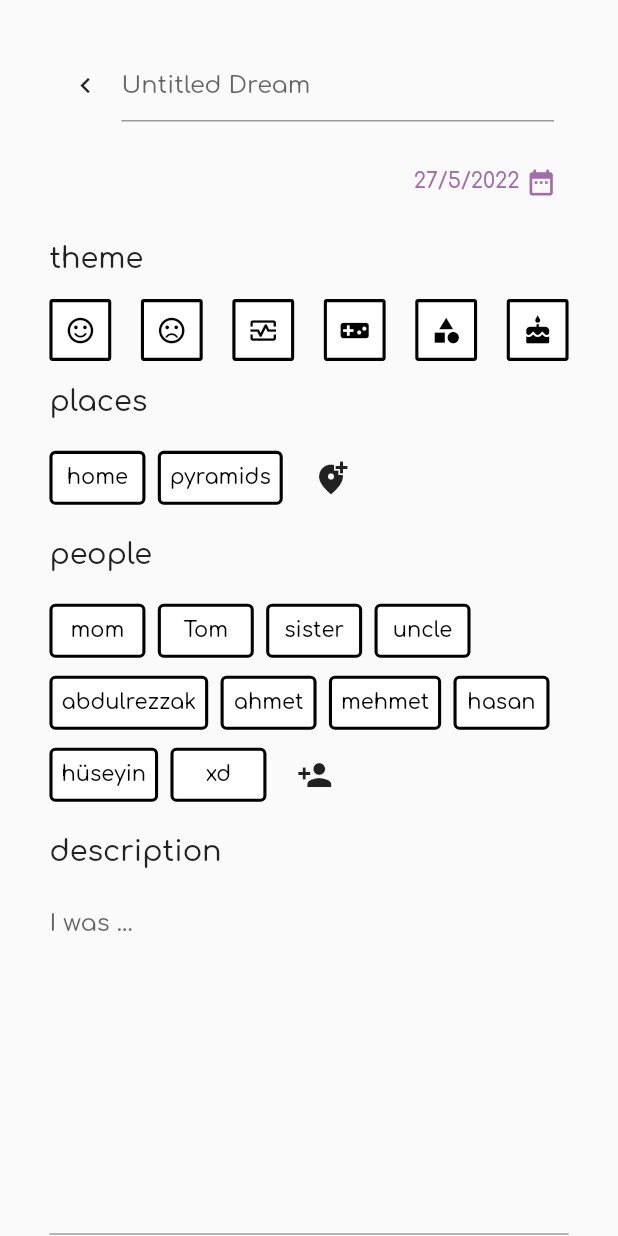
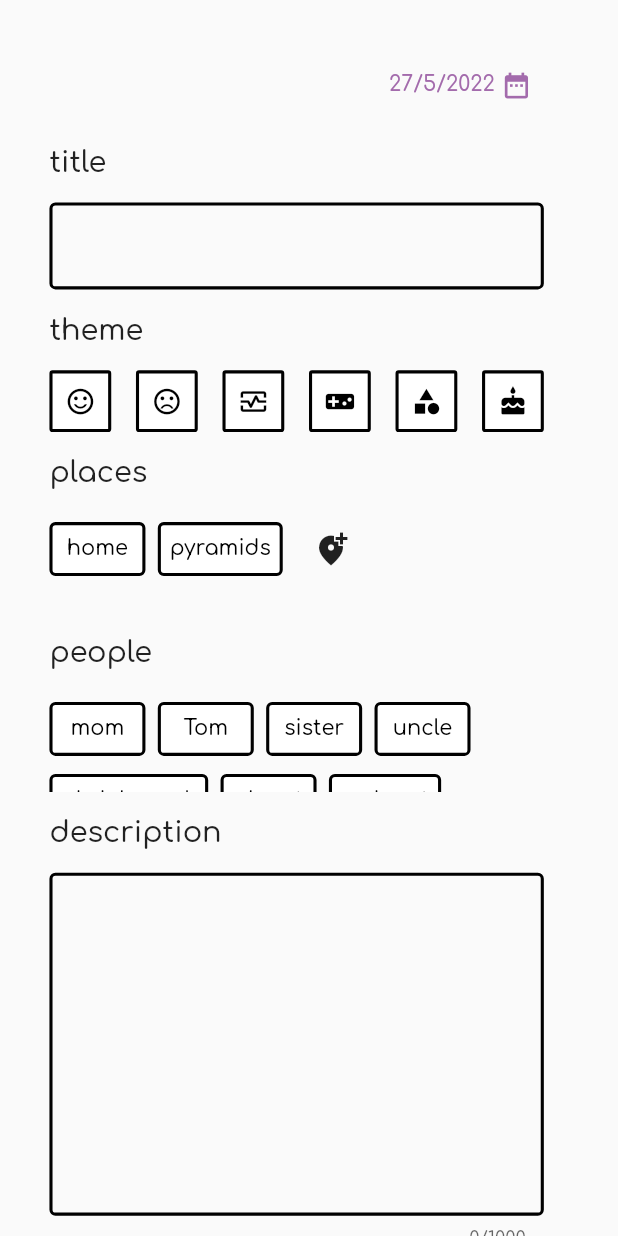
Before and after one commit to KutayGuler/dreamcatcher, a Flutter app: the CreateDream screen opened by its route, on a phone screen of 412 x 824 dp. Run offline on Flutter 3.47's test engine with Material 2 defaults, Android fonts, the phone set to English and light mode, and no system bars; our stand-ins replace flutter_mobx, get_it, mobx, sizer; generated files the repository leaves out were written again.

```diff
--- a/assets/data.json
+++ b/assets/data.json
@@ -12,7 +12,7 @@
     "uid2": {
       "id": "uid2",
       "title": "Katliam",
-      "date": "2022-02-17",
+      "date": "2022-02-20",
       "themes": [],
       "places": ["primary school"],
       "people": ["mom", "tom"],
--- a/lib/routes/create_dream.dart
+++ b/lib/routes/create_dream.dart
@@ -1,8 +1,8 @@
-import 'dart:convert';
-
 import 'package:flutter/material.dart';
-import 'package:flutter/services.dart';
+import 'package:flutter_mobx/flutter_mobx.dart';
 import 'package:sizer/sizer.dart';
+import '../observables.dart';
+import 'package:uuid/uuid.dart';
 
 class CreateDream extends StatefulWidget {
   const CreateDream({Key? key}) : super(key: key);
@@ -24,6 +24,27 @@ class _CreateDreamState extends State<CreateDream> {
   late List<bool> isSelectedPeople;
   late Map<String, dynamic> data;
 
+  DateTime selectedDate = DateTime.now();
+
+  Map<String, dynamic> dream = {
+    "id": "",
+    "date": "",
+    "title": "",
+    "themes": [],
+    "places": [],
+    "people": [],
+    "description": "",
+  };
+
+  void saveDream(BuildContext context) {
+    g<S>().addDream(dream);
+    ScaffoldMessenger.of(context).showSnackBar(
+      SnackBar(
+        content: Text('Saved ' + dream["title"]),
+      ),
+    );
+  }
+
   static const List<IconData> icons = [
     Icons.sentiment_satisfied_outlined,
     Icons.sentiment_dissatisfied_outlined,
@@ -33,37 +54,23 @@ class _CreateDreamState extends State<CreateDream> {
     Icons.cake,
   ];
 
-  // TODO: Add new people/places to data.json with input
-  // TODO: Add new dream to data.json on save
-  // TODO: Save date as string
-  // TODO: Change input to modal
-  // TODO: Form validation
-  // TODO: Add snackbar on save success
+  // TODO: Ask if dream logs are going to be editable
 
-  DateTime selectedDate = DateTime.now();
+  var uuid = const Uuid();
 
-  bool addNewPlace = false;
-  bool addNewPerson = false;
-  bool saved = false;
-  bool dataLoaded = false;
-
-  void readJson() async {
-    print('called');
-    final String response = await rootBundle.loadString('assets/data.json');
-    final jsonData = await json.decode(response);
-
+  void initialize() {
     setState(() {
-      data = jsonData;
+      dream["date"] = selectedDate.toString().split(" ")[0];
+      data = g<S>().allData;
       isSelectedPlaces = List.generate(data['places'].length, (index) => false);
       isSelectedPeople = List.generate(data['people'].length, (index) => false);
-      dataLoaded = true;
     });
   }
 
   @override
   void initState() {
     super.initState();
-    readJson();
+    initialize();
   }
 
   @override
@@ -71,13 +78,29 @@ class _CreateDreamState extends State<CreateDream> {
     Color primaryColor = Theme.of(context).primaryColor;
     Color primaryColorDark = Theme.of(context).primaryColorDark;
 
-    void popAlert() {
+    double _borderWidth = 0.5.w;
+    double _width = 80.w;
+
+    void popInput(String label) {
+      var _inputValue = "";
+
       showDialog(
           context: context,
           builder: (context) {
             return AlertDialog(
-              title: const Text('Dream not saved'),
-              content: const Text('Changes will be discarded'),
+              title:
+                  Text("Add new " + (label == "places" ? "place" : "person")),
+              content: TextField(
+                autofocus: true,
+                onChanged: (String val) {
+                  _inputValue = val;
+                },
+                maxLength: 32,
+                decoration: const InputDecoration(
+                  counterText: "",
+                  border: OutlineInputBorder(),
+                ),
+              ),
               actions: <Widget>[
                 TextButton(
                   onPressed: () => Navigator.pop(context),
@@ -85,10 +108,16 @@ class _CreateDreamState extends State<CreateDream> {
                 ),
                 TextButton(
                   onPressed: () {
-                    Navigator.pop(context);
+                    g<S>().addToData("places", _inputValue);
+                    setState(() {
+                      label == "places"
+                          ? isSelectedPlaces.add(false)
+                          : isSelectedPeople.add(false);
+                      // data[label].add(_inputValue);
+                    });
                     Navigator.pop(context);
                   },
-                  child: const Text('OK'),
+                  child: const Text('DONE'),
                 ),
               ],
             );
@@ -97,9 +126,12 @@ class _CreateDreamState extends State<CreateDream> {
 
     return WillPopScope(
       onWillPop: () async {
-        if (saved) return true;
-        popAlert();
-        return false;
+        if (dream["title"] != "" &&
+            dream["description"] != "" &&
+            dream["places"].isNotEmpty) {
+          saveDream(context);
+        }
+        return true;
       },
       child: GestureDetector(
         onTap: () => FocusManager.instance.primaryFocus?.unfocus(),
@@ -114,29 +146,8 @@ class _CreateDreamState extends State<CreateDream> {
                   crossAxisAlignment: WrapCrossAlignment.start,
                   direction: Axis.vertical,
                   children: [
-                    Row(
-                      children: [
-                        IconButton(
-                          icon: Icon(
-                            Icons.chevron_left,
-                            size: 5.w,
-                          ),
-                          onPressed: () {
-                            if (saved) Navigator.pop(context);
-                            popAlert();
-                          },
-                        ),
                     SizedBox(
-                          width: 70.w,
-                          child: const TextField(
-                            decoration:
-                                InputDecoration(hintText: "Untitled Dream"),
-                          ),
-                        )
-                      ],
-                    ),
-                    SizedBox(
-                      width: 84.w,
+                      width: _width,
                       child: Row(
                         children: [
                           Expanded(
@@ -163,15 +174,41 @@ class _CreateDreamState extends State<CreateDream> {
                               lastDate: DateTime(2023),
                             ).then((currentDate) {
                               if (currentDate is! DateTime) return;
-                              setState(() => selectedDate = currentDate);
+                              setState(() {
+                                selectedDate = currentDate;
+                                dream["date"] =
+                                    currentDate.toString().split(" ")[0];
+                              });
                             }),
                           ),
                         ],
                       ),
                     ),
+                    const InputLabel(label: "title"),
+                    SizedBox(
+                      width: _width,
+                      child: TextField(
+                        onChanged: (String val) {
+                          setState(() => dream["title"] = val);
+                        },
+                        maxLength: 24,
+                        cursorColor: Colors.black,
+                        decoration: InputDecoration(
+                          counterText: "",
+                          focusedBorder: OutlineInputBorder(
+                            borderSide: BorderSide(
+                                color: Colors.black, width: _borderWidth),
+                          ),
+                          enabledBorder: OutlineInputBorder(
+                            borderSide: BorderSide(
+                                color: Colors.black, width: _borderWidth),
+                          ),
+                        ),
+                      ),
+                    ),
                     const InputLabel(label: "theme"),
                     SizedBox(
-                      width: 84.w,
+                      width: _width,
                       child: Row(
                         mainAxisAlignment: MainAxisAlignment.spaceBetween,
                         children: List.generate(isSelectedEmotions.length, (i) {
@@ -182,9 +219,9 @@ class _CreateDreamState extends State<CreateDream> {
                               color: isSelectedEmotions[i]
                                   ? primaryColor
                                   : Colors.white,
-                              border:
-                                  Border.all(color: Colors.black, width: 0.5.w),
-                              borderRadius: BorderRadius.circular(0.5.w),
+                              border: Border.all(
+                                  color: Colors.black, width: _borderWidth),
+                              borderRadius: BorderRadius.circular(_borderWidth),
                             ),
                             child: IconButton(
                               splashColor: Colors.transparent,
@@ -201,120 +238,115 @@ class _CreateDreamState extends State<CreateDream> {
                         }),
                       ),
                     ),
-                    for (int i = 0; i < 2; i++)
-                      Column(
+                    ...List.generate(2, (int i) {
+                      String _label = "places";
+                      List _isSelected = isSelectedPlaces;
+                      IconData _iconData = Icons.add_location_alt;
+
+                      if (i == 1) {
+                        _label = "people";
+                        _isSelected = isSelectedPeople;
+                        _iconData = Icons.person_add;
+                      }
+
+                      return Observer(builder: (context) {
+                        var _arr = g<S>().allData[_label];
+
+                        return Column(
                           crossAxisAlignment: CrossAxisAlignment.start,
                           children: [
                             Text(
-                            i == 0 ? "places" : "people",
+                              _label,
                               style: TextStyle(fontSize: 14.sp),
                             ),
-                          SizedBox(
-                            height: 2.h,
-                          ),
-                          dataLoaded
-                              ? AnimatedCrossFade(
-                                  firstChild: SizedBox(
-                                    width: 84.w,
+                            SizedBox(height: 2.h),
+                            // TODO: Add show all button to increase height, make two different variables for height
+                            AnimatedContainer(
+                              height: 8.h,
+                              duration: Duration(milliseconds: 200),
+                              child: ClipRect(
+                                child: SizedBox(
+                                  width: _width,
                                   child: Wrap(
                                     spacing: 2.w,
-                                      children: List.generate(
-                                          i == 0
-                                              ? data['places'].length + 1
-                                              : data['people'].length + 1,
+                                    // TODO: Could make list elements into a widget that scales on mount
+                                    children: List.generate(_arr.length + 1,
                                         (int index) {
-                                        if ((i == 0 &&
-                                                index ==
-                                                    data['places'].length) ||
-                                            index == data['people'].length) {
+                                      if (index == _arr.length) {
                                         return IconButton(
-                                            icon: Icon(i == 0
-                                                ? Icons.add_location_alt
-                                                : Icons.person_add),
-                                            onPressed: () {},
+                                          icon: Icon(_iconData),
+                                          onPressed: () => popInput(_label),
                                         );
                                       }
-
-                                        var arr = i == 0
-                                            ? isSelectedPlaces
-                                            : isSelectedPeople;
 
                                       return TextButton(
                                         onPressed: () {
                                           setState(() {
-                                              arr[index] = !arr[index];
+                                            _isSelected[index] =
+                                                !_isSelected[index];
+                                            for (var i = 0;
+                                                i < _isSelected.length;
+                                                i++) {
+                                              if (_isSelected[i]) {
+                                                dream[_label].add(_arr[i]);
+                                              }
+                                            }
                                           });
                                         },
                                         child: Text(
-                                            i == 0
-                                                ? data['places'][index]
-                                                : data['people'][index],
+                                          _arr[index],
                                           style: const TextStyle(
                                               color: Colors.black),
                                         ),
                                         style: TextButton.styleFrom(
-                                            backgroundColor: arr[index]
+                                          backgroundColor: _isSelected[index]
                                               ? primaryColor
                                               : Colors.white,
                                           side: BorderSide(
-                                                width: 0.5.w,
+                                              width: _borderWidth,
                                               color: Colors.black),
                                         ),
                                       );
                                     }),
                                   ),
                                 ),
-                                  secondChild: SizedBox(
-                                    width: 70.w,
-                                    child: Padding(
-                                      padding: EdgeInsets.only(top: 4.h),
-                                      child: TextField(
-                                        onSubmitted: (String val) {},
-                                        maxLength: 32,
-                                        decoration: InputDecoration(
-                                          hintText: i == 0
-                                              ? "Enter a new place"
-                                              : "Enter a new person",
-                                          border: const OutlineInputBorder(),
-                                          suffixIcon: IconButton(
-                                            icon: const Icon(Icons.cancel),
-                                            onPressed: () {
-                                              setState(() {
-                                                i == 0
-                                                    ? addNewPlace = false
-                                                    : addNewPerson = false;
-                                              });
-                                            },
                               ),
                             ),
-                                      ),
-                                    ),
-                                  ),
-                                  crossFadeState: (i == 0 && addNewPlace) ||
-                                          (i == 1 && addNewPerson)
-                                      ? CrossFadeState.showSecond
-                                      : CrossFadeState.showFirst,
-                                  duration: const Duration(milliseconds: 200),
-                                )
-                              : Container(),
                           ],
-                      ),
+                        );
+                      });
+                    }),
                     const InputLabel(label: "description"),
                     SizedBox(
                       height: 30.h,
-                      width: 84.w,
+                      width: _width,
                       child: TextFormField(
-                        decoration:
-                            const InputDecoration(hintText: "I was ..."),
+                        onChanged: (String val) {
+                          setState(() {
+                            dream["description"] = val;
+                          });
+                        },
+                        textAlignVertical: TextAlignVertical.top,
+                        decoration: InputDecoration(
+                          focusedBorder: OutlineInputBorder(
+                            borderSide: BorderSide(
+                                color: Colors.black, width: _borderWidth),
+                          ),
+                          enabledBorder: OutlineInputBorder(
+                            borderSide: BorderSide(
+                                color: Colors.black, width: _borderWidth),
+                          ),
+                        ),
                         maxLines: null, // required for expands attribute
                         expands: true,
                         maxLength: 1000,
+                        cursorColor: Colors.black,
                       ),
                     ),
                     const InputLabel(label: "drawings"),
                     SizedBox(
                       height: 30.h,
-                      width: 84.w,
+                      width: _width,
                       child: Center(
                         child: IconButton(
                           iconSize: 20.h,
@@ -325,13 +357,16 @@ class _CreateDreamState extends State<CreateDream> {
                     ),
                     Center(
                       child: OutlinedButton(
-                        onPressed: () => saved = true,
+                        onPressed: () {
+                          saveDream(context);
+                        },
                         child: const Text(
                           "save",
                           style: TextStyle(color: Colors.white),
                         ),
                         style: ButtonStyle(
-                          fixedSize: MaterialStateProperty.all(Size(84.w, 5.h)),
+                          fixedSize:
+                              MaterialStateProperty.all(Size(_width, 5.h)),
                           backgroundColor: MaterialStateProperty.all(
                               Theme.of(context).primaryColorDark),
                         ),
--- a/lib/routes/home.dart
+++ b/lib/routes/home.dart
@@ -1,7 +1,12 @@
+import 'dart:convert';
+
 import 'package:dreamcatcher/routes/community.dart';
 import 'package:dreamcatcher/routes/dreams_list.dart';
 import 'package:dreamcatcher/routes/graphs.dart';
 import 'package:flutter/material.dart';
+import 'package:flutter/services.dart';
+
+import '../observables.dart';
 
 class Home extends StatefulWidget {
   const Home({Key? key}) : super(key: key);
--- a/pubspec.yaml
+++ b/pubspec.yaml
@@ -35,6 +35,7 @@ dependencies:
   # Use with the CupertinoIcons class for iOS style icons.
   cupertino_icons: ^1.0.2
   sizer: ^2.0.15
+  uuid: ^3.0.6
 
   provider: ^6.0.2
   mobx: ^2.0.7
```
Also changed, not shown: lib/components/dream_card.dart (+9 -7 lines), lib/main.dart (+18 -5 lines), lib/observables.dart (+45 -2 lines), lib/routes/dreams_list.dart (+107 -84 lines), lib/routes/profile.dart (added, +19 -0 lines), lib/observables.g.dart, pubspec.lock. Lines whose indentation alone changed are shown as unchanged.
